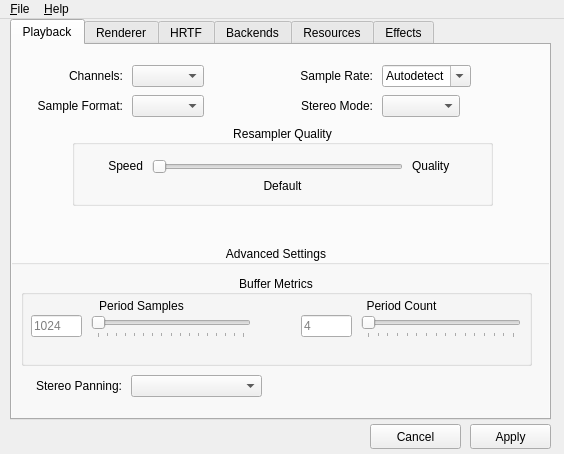
Before: the Qt Designer form utils/alsoft-config/mainwindow.ui in kcat/openal-soft, drawn with Qt 5.
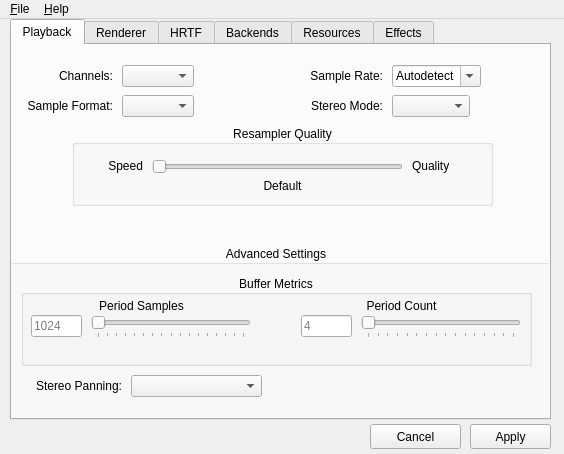
After: the same form once the commit is applied. Icons and pictures are not drawn.

Commit message: Update alsoft-config for the ambisonic output configurations

```diff
--- a/utils/alsoft-config/mainwindow.ui
+++ b/utils/alsoft-config/mainwindow.ui
@@ -62,7 +62,7 @@
      <widget class="QComboBox" name="sampleFormatCombo">
       <property name="geometry">
        <rect>
-        <x>120</x>
+        <x>110</x>
         <y>50</y>
         <width>78</width>
         <height>22</height>
@@ -79,7 +79,7 @@
      <widget class="QLabel" name="label_5">
       <property name="geometry">
        <rect>
-        <x>10</x>
+        <x>0</x>
         <y>50</y>
         <width>101</width>
         <height>21</height>
@@ -95,7 +95,7 @@
      <widget class="QLabel" name="label_6">
       <property name="geometry">
        <rect>
-        <x>10</x>
+        <x>0</x>
         <y>20</y>
         <width>101</width>
         <height>21</height>
@@ -111,7 +111,7 @@
      <widget class="QComboBox" name="channelConfigCombo">
       <property name="geometry">
        <rect>
-        <x>120</x>
+        <x>110</x>
         <y>20</y>
         <width>78</width>
         <height>22</height>
@@ -129,7 +129,7 @@
      <widget class="QComboBox" name="sampleRateCombo">
       <property name="geometry">
        <rect>
-        <x>370</x>
+        <x>380</x>
         <y>20</y>
         <width>96</width>
         <height>22</height>
@@ -191,7 +191,7 @@
      <widget class="QLabel" name="label_7">
       <property name="geometry">
        <rect>
-        <x>280</x>
+        <x>290</x>
         <y>20</y>
         <width>81</width>
         <height>21</height>
@@ -207,7 +207,7 @@
      <widget class="QLabel" name="label_14">
       <property name="geometry">
        <rect>
-        <x>280</x>
+        <x>290</x>
         <y>50</y>
         <width>81</width>
         <height>21</height>
@@ -223,7 +223,7 @@
      <widget class="QComboBox" name="stereoModeCombo">
       <property name="geometry">
        <rect>
-        <x>370</x>
+        <x>380</x>
         <y>50</y>
         <width>78</width>
         <height>22</height>
```
The commit also changes 1 other file.
